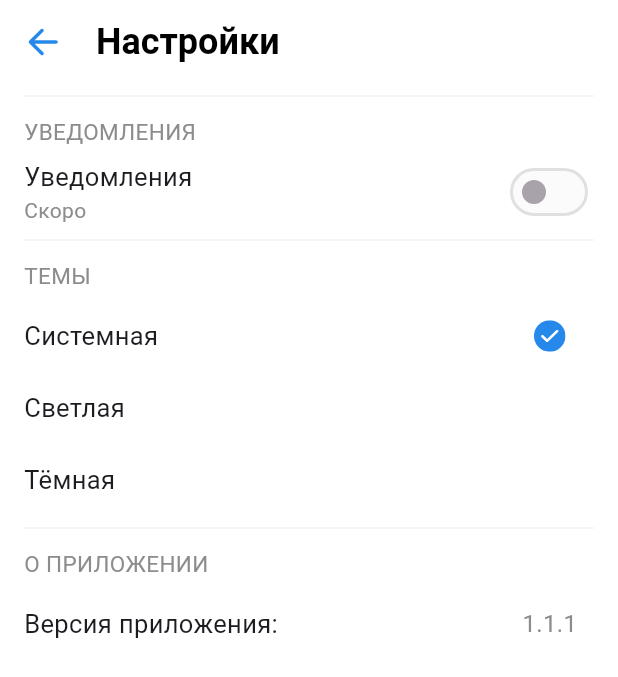
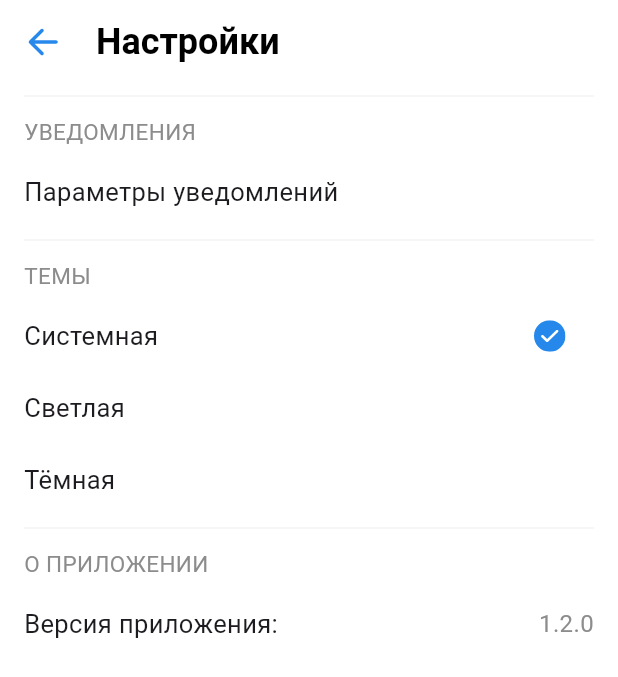
Before and after one commit to QUSAD-prod/tiksi_avia, a Flutter app: the SettingsPage screen opened directly, on a phone screen of 412 x 824 dp. Shown: the top 677 px of the screen. Run offline on Flutter 3.47's test engine with Material 2 defaults, Android fonts, the light colour scheme and no system bars; our stand-ins replace after_layout, connectivity, email_validator, firebase_auth, firebase_core, firebase_database and 5 more; missing offline and left inert: connectivity_for_web, firebase_app_check_web, firebase_auth_web, firebase_core_web, firebase_database_web, firebase_messaging_web; accounts and stored records are empty.

Commit message:
settings_add

```diff
--- a/lib/main.dart
+++ b/lib/main.dart
@@ -69,6 +69,7 @@ class MyApp extends StatelessWidget {
               shadowColor: const Color(0xFF000000).withOpacity(0.08),
             ),
             appBarTheme: const AppBarTheme(
+              surfaceTintColor: Colors.transparent,
               backgroundColor: Colors.white,
               actionsIconTheme: IconThemeData(color: Color(0xFF2688EB)),
               iconTheme: IconThemeData(color: Color(0xFF2688EB)),
@@ -109,6 +110,7 @@ class MyApp extends StatelessWidget {
               shadowColor: const Color(0xFF000000).withOpacity(0.08),
             ),
             appBarTheme: const AppBarTheme(
+              surfaceTintColor: Colors.transparent,
               backgroundColor: Color(0xFF19191A),
               actionsIconTheme: IconThemeData(color: Color(0xFF71AAEB)),
               iconTheme: IconThemeData(color: Color(0xFF71AAEB)),
--- a/lib/pages/settings_page.dart
+++ b/lib/pages/settings_page.dart
@@ -1,8 +1,11 @@
+import 'package:flutter/cupertino.dart';
 import 'package:flutter/material.dart';
 import 'package:flutter_svg/flutter_svg.dart';
 import 'package:hive_flutter/hive_flutter.dart';
+import 'package:package_info/package_info.dart';
 import 'package:tiksi_avia/components/settings_button.dart';
 import 'package:tiksi_avia/components/text.dart';
+import 'package:tiksi_avia/pages/notification_settings_page.dart';
 
 class SettingsPage extends StatefulWidget {
   const SettingsPage({Key? key}) : super(key: key);
@@ -12,6 +15,26 @@ class SettingsPage extends StatefulWidget {
 }
 
 class SettingsPageState extends State<SettingsPage> with RouteAware {
+  PackageInfo _packageInfo = PackageInfo(
+    appName: 'Unknown',
+    packageName: 'Unknown',
+    version: 'Unknown',
+    buildNumber: 'Unknown',
+  );
+
+  @override
+  void initState() {
+    super.initState();
+    _initPackageInfo();
+  }
+
+  Future<void> _initPackageInfo() async {
+    final PackageInfo info = await PackageInfo.fromPlatform();
+    setState(() {
+      _packageInfo = info;
+    });
+  }
+
   @override
   Widget build(BuildContext context) {
     return Scaffold(
@@ -41,14 +64,41 @@ class SettingsPageState extends State<SettingsPage> with RouteAware {
             children: [
               getSeporator(),
               getName('УВЕДОМЛЕНИЯ'),
-              const SettingsButton(
-                text: 'Уведомления',
-                description: 'Скоро',
-                //value: box.get('notifications', defaultValue: 'on') == 'on',
-                value: false,
-                // onClickSwitch: (value) =>
-                //     {box.put('notifications', value ? 'on' : 'off')},
-                settingsButtonMode: SettingsButtonMode.switchBt,
+              Material(
+                color: Colors.transparent,
+                child: InkWell(
+                  onTap: () => Navigator.push(
+                    context,
+                    CupertinoPageRoute(
+                      builder: (BuildContext context) =>
+                          const NotificationSettingsPage(),
+                    ),
+                  ),
+                  highlightColor:
+                      Theme.of(context).brightness == Brightness.light
+                          ? const Color(0xFFEBEBEB)
+                          : const Color(0xFF2B2B2B),
+                  splashFactory: InkRipple.splashFactory,
+                  child: Container(
+                    height: 48,
+                    padding: const EdgeInsets.symmetric(
+                      horizontal: 16,
+                    ),
+                    child: Row(
+                      children: const [
+                        Expanded(
+                          child: Text(
+                            "Параметры уведомлений",
+                            style: TextStyle(
+                              fontSize: 17,
+                              fontWeight: FontWeight.w400,
+                            ),
+                          ),
+                        ),
+                      ],
+                    ),
+                  ),
+                ),
               ),
               getSeporator(),
               getName('ТЕМЫ'),
@@ -83,6 +133,7 @@ class SettingsPageState extends State<SettingsPage> with RouteAware {
                       height: 24,
                     ),
                     const Expanded(
+                      flex: 2,
                       child: Text(
                         "Версия приложения:",
                         style: TextStyle(
@@ -91,15 +142,13 @@ class SettingsPageState extends State<SettingsPage> with RouteAware {
                         ),
                       ),
                     ),
-                    Container(width: 16),
-                    const SizedBox(
-                      width: 59,
-                      child: Center(
-                        child: SecondaryText(
-                          text: "1.1.1",
-                          fontSize: 16,
-                          fontWeight: FontWeight.w400,
-                        ),
+                    Expanded(
+                      flex: 1,
+                      child: SecondaryText(
+                        text: _packageInfo.version,
+                        fontSize: 16,
+                        fontWeight: FontWeight.w400,
+                        textAlign: TextAlign.end,
                       ),
                     ),
                   ],
--- a/pubspec.yaml
+++ b/pubspec.yaml
@@ -34,6 +34,7 @@ dependencies:
   provider: ^6.0.1
   after_layout: ^1.1.0
   email_validator: ^2.0.1
+  package_info: ^2.0.2
 
 dev_dependencies:
   flutter_test:
```
Also changed, not shown: lib/pages/notification_settings_page.dart (added, +199 -0 lines), 1 other file.
